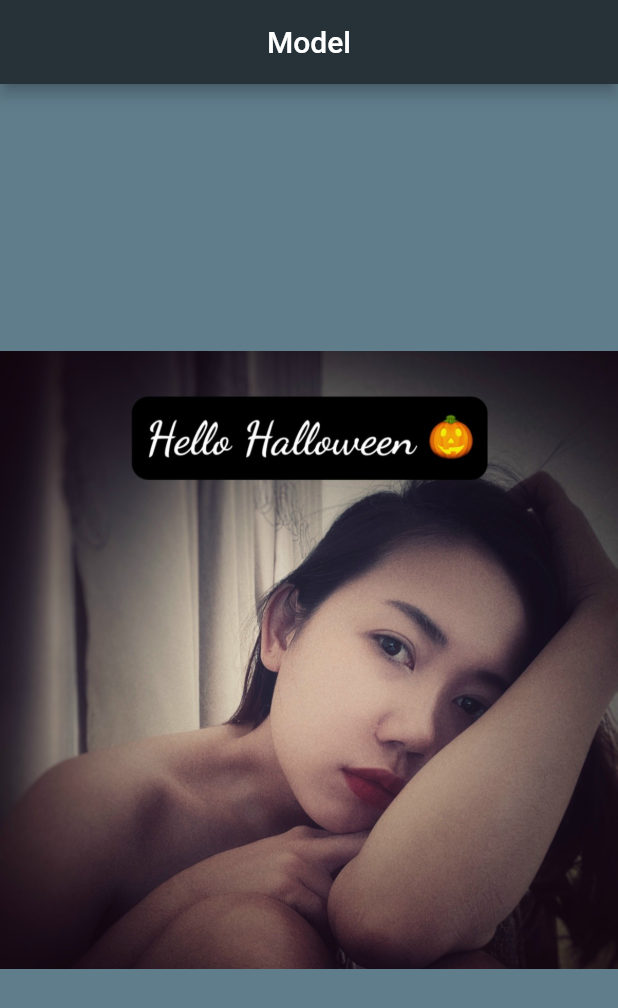
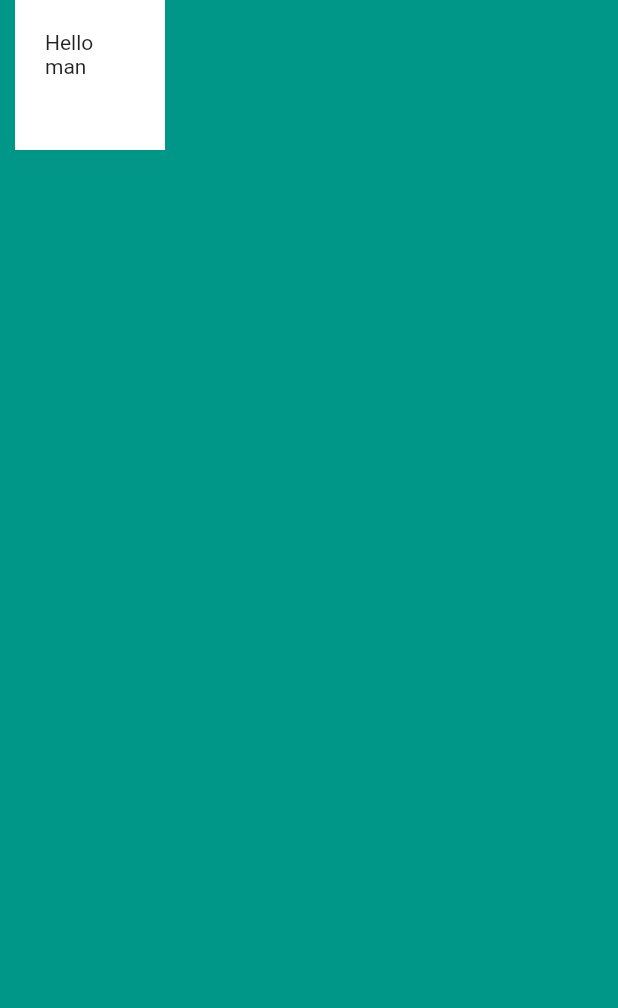
Before and after one commit to vii9/ft-rich-appi, a Flutter app: the screen it shows after launch, on a phone screen of 412 x 824 dp. Shown: the top 1008 px of the screen. Run offline on Flutter 3.47's test engine with Material 2 defaults, Android fonts, the phone set to English and light mode, and no system bars.

Commit message:
widget Container only chua 1 child

```diff
--- a/lib/main.dart
+++ b/lib/main.dart
@@ -12,14 +12,36 @@ class MyApp extends StatelessWidget {
   Widget build(BuildContext context) {
     return MaterialApp(
       home: Scaffold(
-        backgroundColor: Colors.blueGrey,
-        appBar: AppBar(
-          title: const Center(child: Text('Model')),
-          backgroundColor: Colors.blueGrey[900],
+        backgroundColor: Colors.teal,
+        body: SafeArea(
+          child: Container(
+            width: 100,
+            height: 100,
+            color: Colors.white,
+            // margin: EdgeInsets.symmetric(vertical: 50, horizontal: 10),
+            // margin: EdgeInsets.fromLTRB(30.0, 10.0, 50.0, 20.0),
+            margin: EdgeInsets.only(left: 10.0),
+            padding: EdgeInsets.all(20.0),
+            child: Text('Hello man'),
+          ),
         ),
-        body: const Center(
-            child: Image(image: AssetImage('images/duongthu.jpg'))),
       ),
     );
   }
 }
+
+/**
+    Widget build(BuildContext context) {
+    return MaterialApp(
+    home: Scaffold(
+    backgroundColor: Colors.blueGrey,
+    appBar: AppBar(
+    title: const Center(child: Text('Model')),
+    backgroundColor: Colors.blueGrey[900],
+    ),
+    body: const Center(
+    child: Image(image: AssetImage('images/duongthu.jpg'))),
+    ),
+    );
+    }
+ * **/
```
